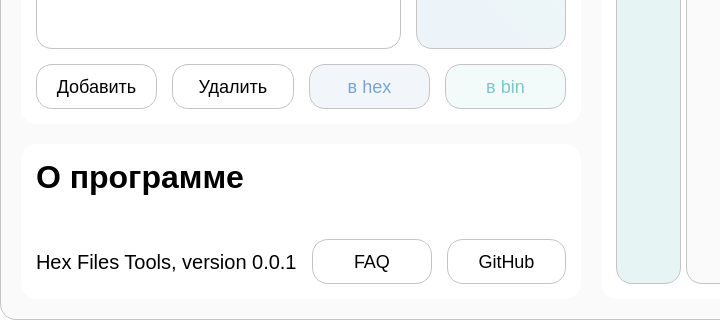
This is design.ui in stsln/hex_file_tools as Qt 5 draws it before an edit; both pictures show x 0 to 720 and y 344 to 664 of the 1181 by 664 pixel window. The edited form follows.
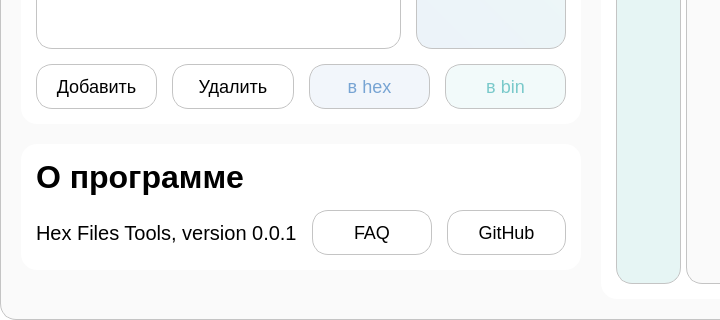
This is the edited form. Icons and pictures are not drawn.

Commit message: Изменение UI.

Patch:
```diff
--- a/design.ui
+++ b/design.ui
@@ -608,14 +608,8 @@
            </layout>
           </widget>
          </item>
-         <item>
+         <item alignment="Qt::AlignTop">
           <widget class="QFrame" name="about">
-           <property name="sizePolicy">
-            <sizepolicy hsizetype="Preferred" vsizetype="Preferred">
-             <horstretch>0</horstretch>
-             <verstretch>0</verstretch>
-            </sizepolicy>
-           </property>
            <property name="styleSheet">
             <string notr="true">QFrame
 {
```
Left out of the diff: 6 changed lines with no effect on the pictures. The commit also changes 1 other file.
